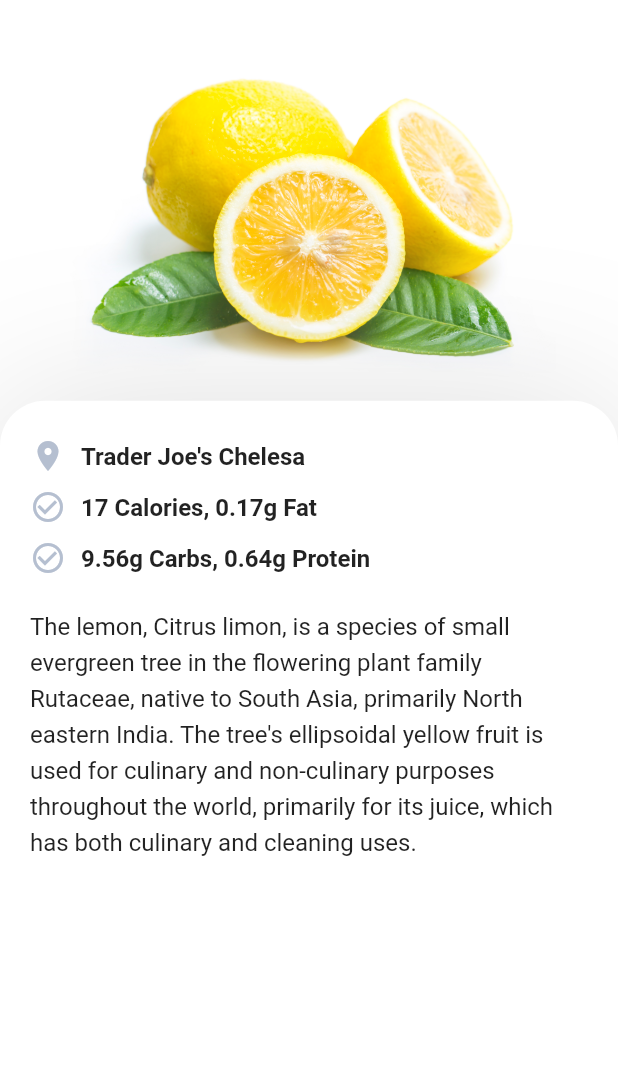
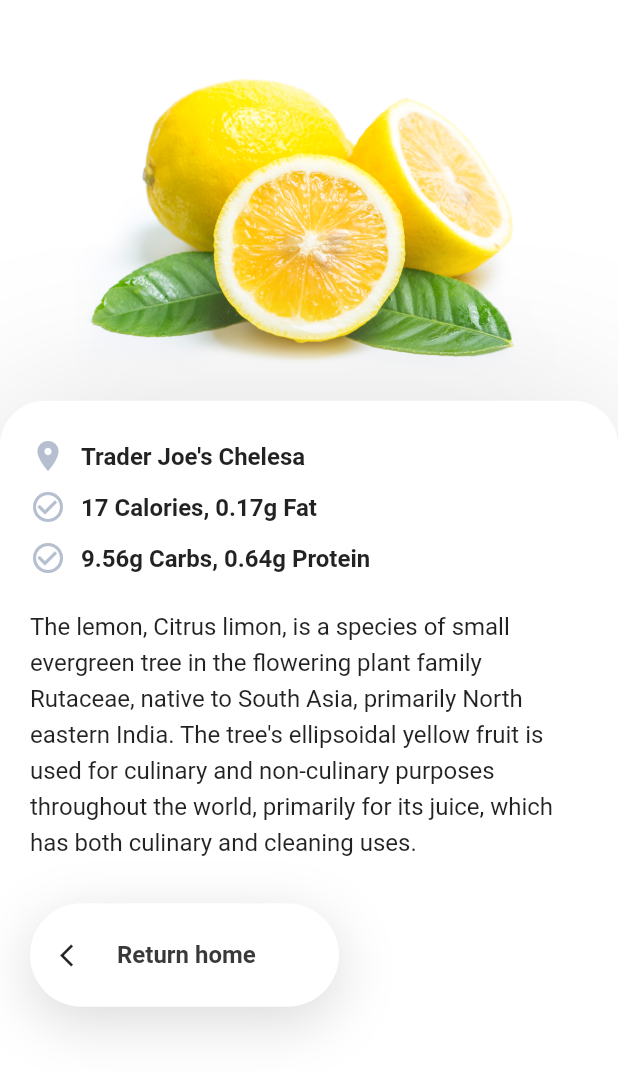
Before and after one commit to haoteng10/HealthyPlate, a Flutter app: the screen it shows after launch, after a tap on "Start tracking", after a tap on "Info", on a phone screen of 412 x 824 dp. Shown: the top 1073 px of the screen. Run offline on Flutter 3.47's test engine with Material 2 defaults, Android fonts, the phone set to English and light mode, and no system bars; our stand-ins replace cloud_firestore, firebase_auth, flutter_dotenv, flutter_spinkit; missing offline and left inert: flutter_barcode_scanner, oauth2; accounts and stored records are empty.

Commit message:
Add return to home button for information screen

```diff
--- a/lib/screens/information_screen.dart
+++ b/lib/screens/information_screen.dart
@@ -10,8 +10,7 @@ class InformationScreen extends StatefulWidget {
 class _InformationScreenState extends State<InformationScreen> {
   @override
   Widget build(BuildContext context) {
-    final Map<String, String> arguments =
-        ModalRoute.of(context).settings.arguments;
+    final Map<String, String> arguments = ModalRoute.of(context).settings.arguments;
     final String image = arguments["image"];
 
     return Scaffold(
@@ -27,6 +26,7 @@ class _InformationScreenState extends State<InformationScreen> {
           Expanded(
             child: ItemInfo(),
           ),
+          // Put this in the same container as desc
         ],
       ),
     );
@@ -79,6 +79,7 @@ class ItemInfo extends StatelessWidget {
         ],
       ),
       child: Column(
+        crossAxisAlignment: CrossAxisAlignment.start,
         children: <Widget>[
           SizedBox(height: 5),
           metaData(
@@ -100,7 +101,56 @@ class ItemInfo extends StatelessWidget {
             "The lemon, Citrus limon, is a species of small evergreen tree in the flowering plant family Rutaceae, native to South Asia, primarily North eastern India. The tree's ellipsoidal yellow fruit is used for culinary and non-culinary purposes throughout the world, primarily for its juice, which has both culinary and cleaning uses.",
             style: TextStyle(height: 1.5, fontSize: 16),
           ),
-          SizedBox(height: 10),
+          SizedBox(height: 30),
+          GestureDetector(
+            onTap: () {
+              Navigator.pop(context);
+            },
+            child: Container(
+              padding: EdgeInsets.symmetric(vertical: 25, horizontal: 10),
+              margin: EdgeInsets.only(bottom: 16),
+              width: size.width / 2,
+              decoration: BoxDecoration(
+                color: Colors.white,
+                borderRadius: BorderRadius.circular(38.5),
+                boxShadow: <BoxShadow>[
+                  BoxShadow(
+                    offset: Offset(0, 10),
+                    blurRadius: 33,
+                    color: kShadowColor,
+                  ),
+                ],
+              ),
+              child: Row(
+                children: <Widget>[
+                  SizedBox(
+                    width: 10,
+                  ),
+                  Icon(
+                    Icons.arrow_back_ios,
+                    size: 18,
+                  ),
+                  SizedBox(
+                    width: 20,
+                  ),
+                  RichText(
+                    text: TextSpan(
+                      children: [
+                        TextSpan(
+                          text: "Return home",
+                          style: TextStyle(
+                            fontSize: 16,
+                            color: kBlackColor,
+                            fontWeight: FontWeight.bold,
+                          ),
+                        ),
+                      ],
+                    ),
+                  ),
+                ],
+              ),
+            ),
+          )
         ],
       ),
     );
```
